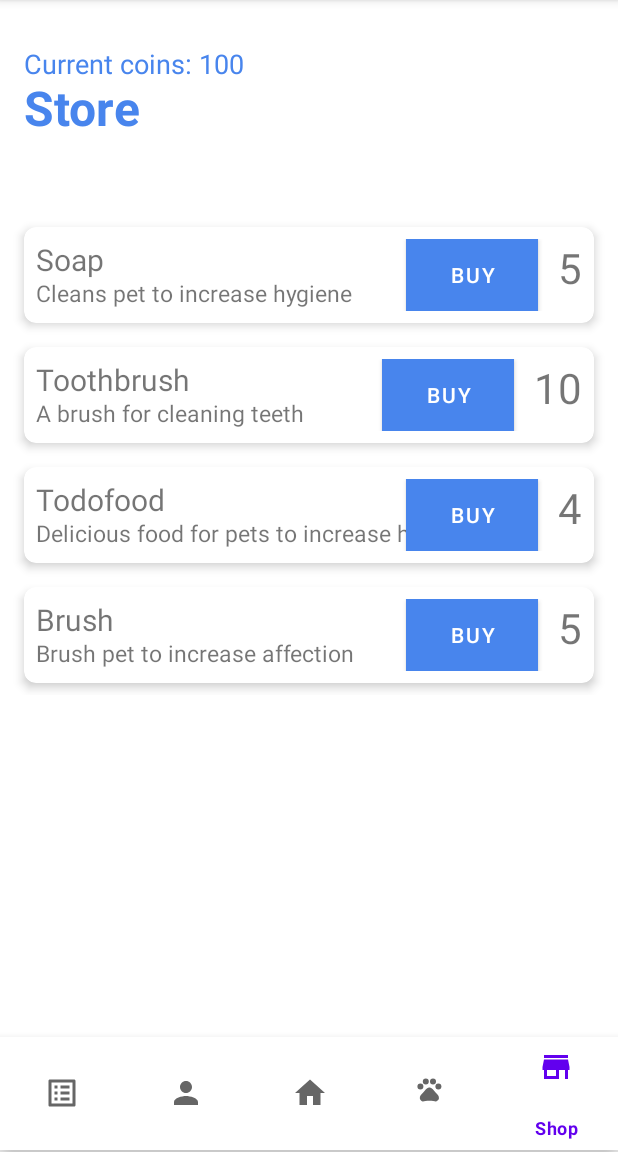
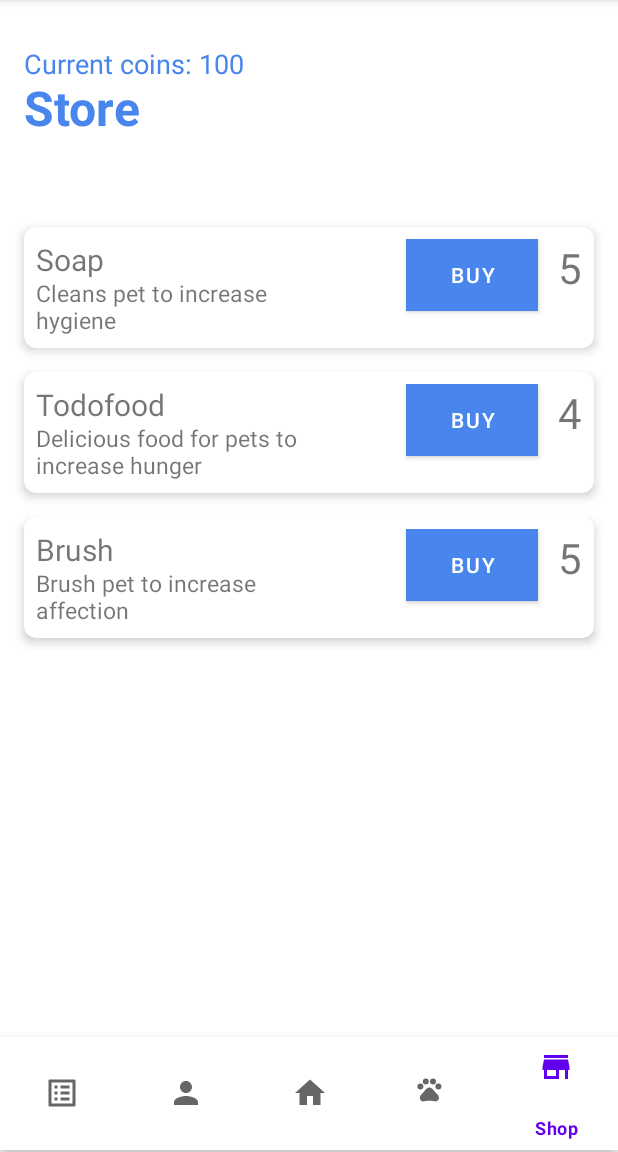
Before and after one commit to GameDeveloperEpsilon/ToDoetPrototype, an Android app: the screen it shows after launch (StoreActivity), item 5 of the bottom bar chosen, on a phone screen of 412 x 824 dp, the part 84-1236 px from its top. Run offline under Robolectric (Android 15) with nearby library versions, the phone set to English and light mode, and no system bars.

Commit message:
Removed some toasts; petting is now brushing; fixed inventory saving

```diff
--- a/app/src/main/java/com/example/todoetprototype/inventory/InventoryActivity.java
+++ b/app/src/main/java/com/example/todoetprototype/inventory/InventoryActivity.java
@@ -46,8 +46,8 @@ public class InventoryActivity extends AppCompatActivity {
 
         userViewModel.getUserData().observe(this, user -> {
 
-            TextView coinsDisplay = findViewById(R.id.coinsDisplay);
-            coinsDisplay.setText(String.valueOf(user.getCoins()));
+            TextView coinsDisplay = findViewById(R.id.userCoinDisplay);
+            coinsDisplay.setText("Current Coins: " + user.getCoins());
 
             inventoryItemAdapter.setInventoryItemList(user.getInventory());
 
--- a/app/src/main/java/com/example/todoetprototype/pet/PetModel.java
+++ b/app/src/main/java/com/example/todoetprototype/pet/PetModel.java
@@ -91,11 +91,9 @@ public class PetModel implements Serializable {
         // out of 100
 
         this.ID = ID;
-        //this.species = new PetModel();
         this.petName = petName;
         this.hygiene = hygiene;
         this.death = death;
-        //this.happiness = happiness;
         this.hunger = hunger;
         this.affection = affection;
         this.age = age;
--- a/app/src/main/java/com/example/todoetprototype/store/StoreActivity.java
+++ b/app/src/main/java/com/example/todoetprototype/store/StoreActivity.java
@@ -41,7 +41,7 @@ public class StoreActivity extends AppCompatActivity {
             storeItemAdapter.setStoreItemList(storeModel.getCatalog());
 
             // Get user coins from UserModel
-            TextView userCoin = findViewById(R.id.userCoin);
+            TextView userCoin = findViewById(R.id.userCoinDisplay);
             String coinDisplayFormatted = "Current coins: " + UserModel.getInstance().getCoins();
             userCoin.setText(coinDisplayFormatted);
         });
--- a/app/src/main/java/com/example/todoetprototype/store/StoreItem.java
+++ b/app/src/main/java/com/example/todoetprototype/store/StoreItem.java
@@ -23,12 +23,11 @@ public class StoreItem {
         this.itemCategory = itemCategory;
         this.effectMultiplier = effectMultiplier;
 
-        this.drawable = switch (itemID) {
-            case 1 -> R.drawable.soap;
-            case 2 -> R.drawable.brush;
-            case 3 -> R.drawable.berryimage;
-            case 4 -> R.drawable.brush;
-            default -> throw new IllegalStateException("Unexpected value: " + itemID);
+        this.drawable = switch (itemCategory) {
+            case "CLEANER" -> R.drawable.soap;
+            case "BRUSH" -> R.drawable.brush;
+            case "FOOD" -> R.drawable.berryimage;
+            default -> throw new IllegalStateException("Unexpected value: " + itemCategory);
         };
     }
 
@@ -82,4 +81,17 @@ public class StoreItem {
     public int getEffectMultiplier() {
         return effectMultiplier;
     }
+
+    @Override
+    public String toString() {
+        return "StoreItem{" +
+                "itemID=" + itemID +
+                ", itemPrice=" + itemPrice +
+                ", itemName='" + itemName + '\'' +
+                ", itemDescription='" + itemDescription + '\'' +
+                ", itemCategory='" + itemCategory + '\'' +
+                ", drawable=" + drawable +
+                ", effectMultiplier=" + effectMultiplier +
+                '}';
+    }
 }
--- a/app/src/main/java/com/example/todoetprototype/store/StoreModel.java
+++ b/app/src/main/java/com/example/todoetprototype/store/StoreModel.java
@@ -22,7 +22,7 @@ public class StoreModel extends AppCompatActivity {
     private StoreModel() {
         // Add dummy data
         catalog.add(new StoreItem(1, 5, "Soap", "Cleans pet to increase hygiene", "CLEANER", 1));
-        catalog.add(new StoreItem(2, 10, "Toothbrush", "A brush for cleaning teeth", "CLEANER", 2));
+        //catalog.add(new StoreItem(2, 10, "Toothbrush", "A brush for cleaning teeth", "CLEANER", 2));
         catalog.add(new StoreItem(3, 4, "Todofood", "Delicious food for pets to increase hunger", "FOOD", 1));  // FOOD
         catalog.add(new StoreItem(4,5,"Brush","Brush pet to increase affection","BRUSH",1));
         // catalog.add(new StoreItem(4, 3, "Color Potion","Changes color of pet","POTION"));  // POTION
--- a/app/src/main/java/com/example/todoetprototype/store/StoreViewModel.java
+++ b/app/src/main/java/com/example/todoetprototype/store/StoreViewModel.java
@@ -13,7 +13,7 @@ public class StoreViewModel extends ViewModel {
 
     public StoreViewModel() {
 
-        System.out.println("User View Model Created");
+        System.out.println("Store View Model Created");
     }
 
     public boolean buyItem(int position) {
--- a/app/src/main/java/com/example/todoetprototype/utils/DatabaseHandler.java
+++ b/app/src/main/java/com/example/todoetprototype/utils/DatabaseHandler.java
@@ -10,8 +10,6 @@ import android.database.sqlite.SQLiteOpenHelper;
 
 import com.example.todoetprototype.planner.PlannerItem;
 
-
-import com.example.todoetprototype.inventory.InventoryActivity;
 import com.example.todoetprototype.inventory.UserModel;
 import com.example.todoetprototype.store.StoreItem;
 
@@ -34,39 +32,23 @@ public class DatabaseHandler extends SQLiteOpenHelper {
         return databaseHandlerInstance;
     }
 
-    private static final int CURRENT_VERSION = 4;
-
-    // table store
-    private static final String STORE_TABLE = "store_data";
-    private static final String ITEM_ID = "item_id";
-    private static final String ITEM_NAME = "item_name";
-    private static final String ITEM_PRICE = "item_price";
-    private static final String ITEM_DESCRIPTION = "item_description";
-    private static final String ITEM_CATEGORY = "item_category";
-    private static final String ITEM_MULTIPLIER = "multiplier";
-
-    // table store
-    private static final String CREATE_STORE_TABLE ="CREATE TABLE " + STORE_TABLE + "("+
-            ITEM_ID + " INTEGER PRIMARY KEY AUTOINCREMENT, " +
-            ITEM_NAME + " TEXT, " +
-            ITEM_PRICE + " INTEGER, " +
-            ITEM_DESCRIPTION + " TEXT, " +
-            ITEM_CATEGORY + "TEXT, " +
-            ITEM_MULTIPLIER + "INTEGER)";
-
+    private static final int CURRENT_VERSION = 5;
 
     // table inventory
     private static final String INVENTORY_TABLE = "table_inventory";
-
-    private static final String ITEM_IMAGE_ID = "item_image_id";
+    private static final String ITEM_ID = "item_id";
+    private static final String ITEM_NAME = "item_name";
+    private static final String ITEM_DESCRIPTION = "item_description";
+    private static final String ITEM_CATEGORY = "item_category";
+    private static final String ITEM_MULTIPLIER = "item_multiplier";
 
     // table inventory
     private static final String CREATE_INVENTORY_TABLE = "CREATE TABLE " + INVENTORY_TABLE + "(" +
-            ITEM_ID + " INTEGER PRIMARY KEY AUTOINCREMENT, " +
-            ITEM_NAME + " TEXT, " +
-            ITEM_DESCRIPTION + " TEXT, " +
-            ITEM_CATEGORY + " TEXT, " +
-            ITEM_IMAGE_ID + " INTEGER)";
+            ITEM_ID + " INTEGER PRIMARY KEY AUTOINCREMENT," +
+            ITEM_NAME + " TEXT," +
+            ITEM_DESCRIPTION + " TEXT," +
+            ITEM_CATEGORY + " TEXT," +
+            ITEM_MULTIPLIER + " INTEGER)";
 
 
     // todolist table
@@ -89,18 +71,16 @@ public class DatabaseHandler extends SQLiteOpenHelper {
 
 
     private SQLiteDatabase db;
-    private Context context;
 
     private DatabaseHandler(Context context) {
         super(context, SCHEMA_NAME, null, CURRENT_VERSION);
-        this.context = context;
     }
 
     // table creation
     @Override
     public void onCreate(SQLiteDatabase db) {
         db.execSQL(CREATE_TODO_TABLE);
-        db.execSQL(CREATE_STORE_TABLE);
+        //db.execSQL(CREATE_STORE_TABLE);
         db.execSQL(CREATE_INVENTORY_TABLE);
 
         System.out.println("DB version : " + db.getVersion());
@@ -111,7 +91,7 @@ public class DatabaseHandler extends SQLiteOpenHelper {
     public void onUpgrade(SQLiteDatabase db, int oldVersion, int newVersion) {
         // Drop older tables if they exist
         db.execSQL("DROP TABLE IF EXISTS " + TODO_TABLE);
-        db.execSQL("DROP TABLE IF EXISTS " + STORE_TABLE);
+        //db.execSQL("DROP TABLE IF EXISTS " + STORE_TABLE);
         db.execSQL("DROP TABLE IF EXISTS " + INVENTORY_TABLE);
         // Create tables again
         onCreate(db);
@@ -236,6 +216,7 @@ public class DatabaseHandler extends SQLiteOpenHelper {
                                 cur.getInt(cur.getColumnIndex(ITEM_MULTIPLIER))
                         );
                         UserModel.getInstance().addItemToInventory(item);
+                        System.out.println(item);
                     }
                     while (cur.moveToNext());
                 }
@@ -257,7 +238,6 @@ public class DatabaseHandler extends SQLiteOpenHelper {
         cv.put(ITEM_NAME, inventoryItem.getItemName());
         cv.put(ITEM_DESCRIPTION, inventoryItem.getItemDescription());
         cv.put(ITEM_CATEGORY, inventoryItem.getItemCategory());
-        cv.put(ITEM_IMAGE_ID, inventoryItem.getDrawable());
         cv.put(ITEM_MULTIPLIER, inventoryItem.getEffectMultiplier());
         db.insert(INVENTORY_TABLE, null, cv);
     }
--- a/app/src/main/res/layout/activity_pet.xml
+++ b/app/src/main/res/layout/activity_pet.xml
@@ -140,7 +140,7 @@
         android:paddingTop="20dp"
         android:text="Feed"
         app:layout_constraintBottom_toTopOf="@+id/bottom_navigation"
-        app:layout_constraintEnd_toStartOf="@+id/petBtn" />
+        app:layout_constraintEnd_toStartOf="@+id/brushBtn" />
 
     <Button
         android:id="@+id/cleanBtn"
@@ -158,12 +158,12 @@
         app:layout_constraintVertical_bias="0.0" />
 
     <Button
-        android:id="@+id/petBtn"
+        android:id="@+id/brushBtn"
         android:layout_width="90dp"
         android:layout_height="70dp"
         android:layout_marginEnd="4dp"
         android:paddingTop="20dp"
-        android:text="Pet"
+        android:text="Brush"
         app:layout_constraintBottom_toTopOf="@+id/bottom_navigation"
         app:layout_constraintEnd_toEndOf="parent"
         app:layout_constraintTop_toBottomOf="@+id/imageView"
--- a/app/src/main/res/layout/activity_store.xml
+++ b/app/src/main/res/layout/activity_store.xml
@@ -6,7 +6,7 @@
     android:layout_height="match_parent">
 
     <TextView
-        android:id="@+id/userCoin"
+        android:id="@+id/userCoinDisplay"
         android:layout_width="wrap_content"
         android:layout_height="wrap_content"
         android:text="Current coins: 0"
--- a/app/src/main/res/layout/store_item_layout.xml
+++ b/app/src/main/res/layout/store_item_layout.xml
@@ -23,6 +23,7 @@
 
         <TextView
             android:id="@+id/storeItemDescription"
+            android:maxWidth="200dp"
             android:layout_width="wrap_content"
             android:layout_height="wrap_content"
             android:layout_marginTop="25dp"
```
Also changed, not shown: app/src/main/java/com/example/todoetprototype/pet/PetActivity.java (+4 -29 lines), app/src/main/java/com/example/todoetprototype/pet/TodopetViewModel.java (+12 -9 lines), app/src/main/res/layout/activity_inventory.xml (+2 -14 lines).
